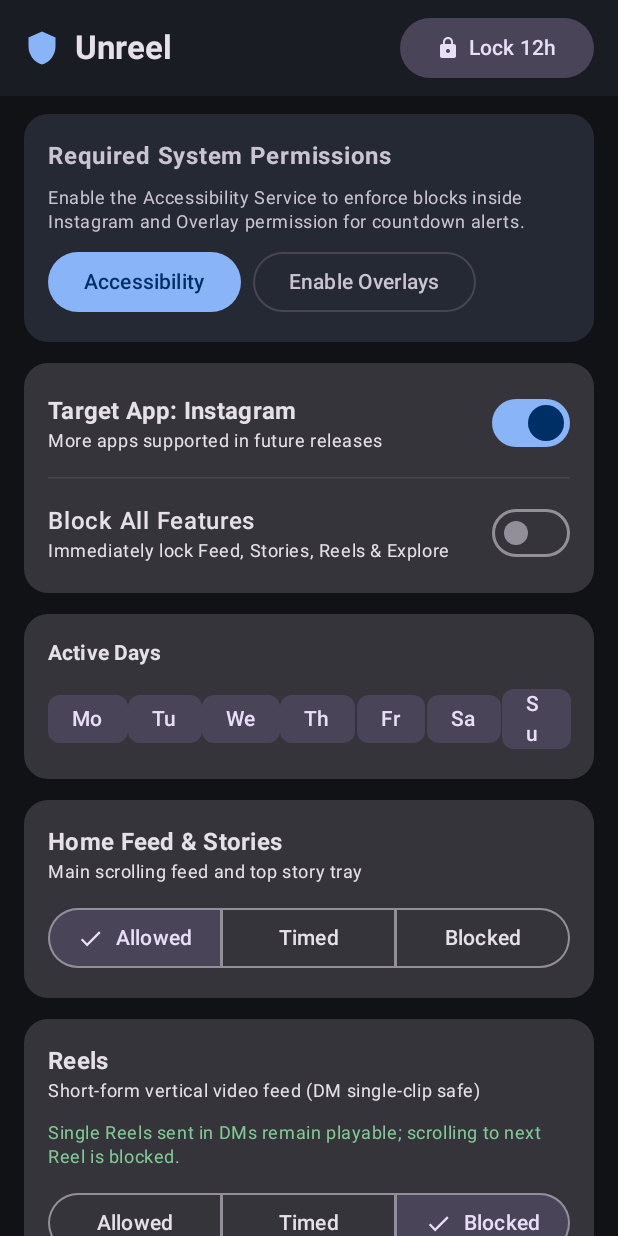
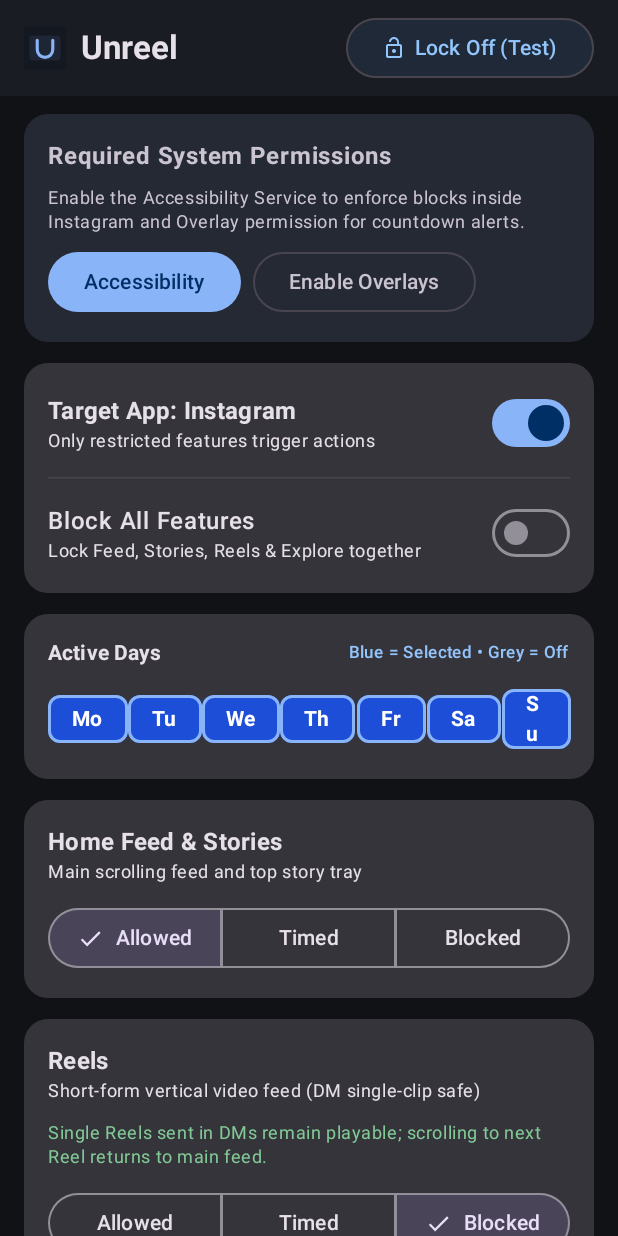
Before and after one commit to dobrien1795/unreel, an Android app built with Jetpack Compose: the screen it shows after launch (MainActivity), after a tap on "Allowed", on a phone screen of 412 x 824 dp. Run offline under Robolectric (Android 15) with nearby library versions, the phone set to English and light mode, and no system bars; 3 other taps on this screen came first.

Commit message:
Update Reels redirect, combined timer slider, U logo, test lock

```diff
--- a/app/build.gradle.kts
+++ b/app/build.gradle.kts
@@ -13,8 +13,8 @@ android {
         applicationId = "com.unreel.app"
         minSdk = 26
         targetSdk = 35
-        versionCode = 1
-        versionName = "1.0.0"
+        versionCode = 2
+        versionName = "1.1.0"
     }
 
     buildFeatures {
--- a/app/src/main/AndroidManifest.xml
+++ b/app/src/main/AndroidManifest.xml
@@ -12,6 +12,8 @@
     <application
         android:name=".UnreelApp"
         android:allowBackup="false"
+        android:icon="@mipmap/ic_launcher"
+        android:roundIcon="@mipmap/ic_launcher"
         android:label="Unreel"
         android:supportsRtl="true"
         android:theme="@android:style/Theme.Material.NoActionBar">
--- a/app/src/main/java/com/unreel/app/data/Models.kt
+++ b/app/src/main/java/com/unreel/app/data/Models.kt
@@ -36,26 +36,26 @@ data class AppPolicy(
     val rules: Map<AppFeature, FeatureRule> = mapOf(
         AppFeature.HOME_AND_STORIES to FeatureRule(
             feature = AppFeature.HOME_AND_STORIES,
-            mode = BlockMode.TIMED,
+            mode = BlockMode.ALLOW,
             sessionLimitMinutes = 15,
             dailyLimitMinutes = 60
         ),
         AppFeature.REELS to FeatureRule(
             feature = AppFeature.REELS,
             mode = BlockMode.BLOCK,
-            sessionLimitMinutes = 5,
-            dailyLimitMinutes = 15,
+            sessionLimitMinutes = 15,
+            dailyLimitMinutes = 60,
             allowSingleDmItem = true
         ),
         AppFeature.EXPLORE to FeatureRule(
             feature = AppFeature.EXPLORE,
-            mode = BlockMode.TIMED,
-            sessionLimitMinutes = 10,
-            dailyLimitMinutes = 20
+            mode = BlockMode.ALLOW,
+            sessionLimitMinutes = 15,
+            dailyLimitMinutes = 45
         )
     ),
     val settingsLockedUntilEpochMs: Long = 0L,
-    val strictLockMode: Boolean = true
+    val strictLockMode: Boolean = false
 )
 
 @Serializable
--- a/app/src/main/java/com/unreel/app/lock/UnlockProvider.kt
+++ b/app/src/main/java/com/unreel/app/lock/UnlockProvider.kt
@@ -12,14 +12,15 @@ interface UnlockProvider {
 class StrictTimeLockProvider : UnlockProvider {
 
     override fun canModifyPolicy(current: AppPolicy, proposed: AppPolicy, nowMs: Long): Boolean {
+        if (!current.strictLockMode) return true
         if (isMakingStricter(current, proposed)) return true
         return nowMs >= current.settingsLockedUntilEpochMs
     }
 
     override fun lockReason(current: AppPolicy, nowMs: Long): String? {
-        if (nowMs >= current.settingsLockedUntilEpochMs) return null
+        if (!current.strictLockMode || nowMs >= current.settingsLockedUntilEpochMs) return null
         val mins = ((current.settingsLockedUntilEpochMs - nowMs) / 60_000L) + 1
-        return "Settings locked for ${mins}m (NFC override coming in v2)."
+        return "Settings locked for ${mins}m."
     }
 
     private fun isMakingStricter(current: AppPolicy, proposed: AppPolicy): Boolean {
--- a/app/src/main/java/com/unreel/app/ui/DashboardScreen.kt
+++ b/app/src/main/java/com/unreel/app/ui/DashboardScreen.kt
@@ -3,20 +3,24 @@ package com.unreel.app.ui
 import android.content.Context
 import android.content.Intent
 import android.provider.Settings
+import androidx.compose.foundation.BorderStroke
+import androidx.compose.foundation.Image
 import androidx.compose.foundation.layout.*
 import androidx.compose.foundation.lazy.LazyColumn
 import androidx.compose.foundation.shape.RoundedCornerShape
 import androidx.compose.material.icons.Icons
-import androidx.compose.material.icons.filled.Lock
-import androidx.compose.material.icons.filled.Shield
+import androidx.compose.material.icons.filled.LockOpen
 import androidx.compose.material3.*
 import androidx.compose.runtime.*
 import androidx.compose.ui.Alignment
 import androidx.compose.ui.Modifier
+import androidx.compose.ui.graphics.Color
 import androidx.compose.ui.platform.LocalContext
+import androidx.compose.ui.res.painterResource
 import androidx.compose.ui.text.font.FontWeight
 import androidx.compose.ui.unit.dp
 import androidx.core.net.toUri
+import com.unreel.app.R
 import com.unreel.app.data.*
 import java.time.DayOfWeek
 import java.time.format.TextStyle
@@ -30,26 +34,35 @@ fun DashboardScreen(viewModel: MainViewModel) {
     val usage by viewModel.usageSnapshot.collectAsState()
     val lockMessage by viewModel.lockBannerMessage.collectAsState()
 
-    val isOverlayGranted = remember { mutableStateOf(Settings.canDrawOverlays(context)) }
+    val isOverlayGranted = remember(context) { mutableStateOf(Settings.canDrawOverlays(context)) }
+    val isLocked = policy.strictLockMode && System.currentTimeMillis() < policy.settingsLockedUntilEpochMs
 
     Scaffold(
         topBar = {
             TopAppBar(
                 title = {
                     Row(verticalAlignment = Alignment.CenterVertically) {
-                        Icon(Icons.Default.Shield, contentDescription = null, tint = MaterialTheme.colorScheme.primary)
+                        Image(
+                            painter = painterResource(id = R.drawable.ic_unreel_logo),
+                            contentDescription = "Unreel logo",
+                            modifier = Modifier.size(28.dp)
+                        )
                         Spacer(Modifier.width(10.dp))
                         Text("Unreel", fontWeight = FontWeight.Bold)
                     }
                 },
                 actions = {
-                    FilledTonalButton(
-                        onClick = { viewModel.lockSettingsForHours(12) },
-                        modifier = Modifier.padding(end = 12.dp)
+                    OutlinedButton(
+                        onClick = { viewModel.toggleLockMode() },
+                        modifier = Modifier.padding(end = 12.dp),
+                        colors = ButtonDefaults.outlinedButtonColors(
+                            containerColor = if (isLocked) Color(0xFF4A2525) else Color(0xFF1F2937),
+                            contentColor = if (isLocked) Color(0xFFFFB4AB) else Color(0xFF93C5FD)
+                        )
                     ) {
-                        Icon(Icons.Default.Lock, contentDescription = null, modifier = Modifier.size(16.dp))
+                        Icon(Icons.Default.LockOpen, contentDescription = null, modifier = Modifier.size(16.dp))
                         Spacer(Modifier.width(6.dp))
-                        Text("Lock 12h")
+                        Text(if (isLocked) "Locked (Test Off)" else "Lock Off (Test)")
                     }
                 }
             )
@@ -74,7 +87,7 @@ fun DashboardScreen(viewModel: MainViewModel) {
             if (lockMessage != null) {
                 item {
                     Card(
-                        colors = CardDefaults.cardColors(containerColor = MaterialTheme.colorScheme.errorContainer)
+                        colors = CardDefaults.cardColors(containerColor = MaterialTheme.colorScheme.secondaryContainer)
                     ) {
                         Row(
                             modifier = Modifier
@@ -85,7 +98,7 @@ fun DashboardScreen(viewModel: MainViewModel) {
                         ) {
                             Text(
                                 text = lockMessage!!,
-                                color = MaterialTheme.colorScheme.onErrorContainer,
+                                color = MaterialTheme.colorScheme.onSecondaryContainer,
                                 modifier = Modifier.weight(1f)
                             )
                             TextButton(onClick = { viewModel.clearMessage() }) {
@@ -106,7 +119,7 @@ fun DashboardScreen(viewModel: MainViewModel) {
                         ) {
                             Column {
                                 Text("Target App: Instagram", style = MaterialTheme.typography.titleMedium, fontWeight = FontWeight.Bold)
-                                Text("More apps supported in future releases", style = MaterialTheme.typography.bodySmall)
+                                Text("Only restricted features trigger actions", style = MaterialTheme.typography.bodySmall)
                             }
                             Switch(
                                 checked = policy.enabled,
@@ -123,7 +136,7 @@ fun DashboardScreen(viewModel: MainViewModel) {
                         ) {
                             Column(Modifier.weight(1f)) {
                                 Text("Block All Features", fontWeight = FontWeight.SemiBold)
-                                Text("Immediately lock Feed, Stories, Reels & Explore", style = MaterialTheme.typography.bodySmall)
+                                Text("Lock Feed, Stories, Reels & Explore together", style = MaterialTheme.typography.bodySmall)
                             }
                             Switch(
                                 checked = policy.blockAllFeatures,
@@ -137,7 +150,18 @@ fun DashboardScreen(viewModel: MainViewModel) {
             item {
                 Card(shape = RoundedCornerShape(16.dp)) {
                     Column(Modifier.padding(16.dp), verticalArrangement = Arrangement.spacedBy(10.dp)) {
-                        Text("Active Days", style = MaterialTheme.typography.titleSmall, fontWeight = FontWeight.Bold)
+                        Row(
+                            modifier = Modifier.fillMaxWidth(),
+                            horizontalArrangement = Arrangement.SpaceBetween,
+                            verticalAlignment = Alignment.CenterVertically
+                        ) {
+                            Text("Active Days", style = MaterialTheme.typography.titleSmall, fontWeight = FontWeight.Bold)
+                            Text(
+                                "Blue = Selected • Grey = Off",
+                                style = MaterialTheme.typography.labelSmall,
+                                color = Color(0xFF93C5FD)
+                            )
+                        }
                         Row(
                             modifier = Modifier.fillMaxWidth(),
                             horizontalArrangement = Arrangement.SpaceBetween
@@ -148,8 +172,21 @@ fun DashboardScreen(viewModel: MainViewModel) {
                                     selected = selected,
                                     onClick = { viewModel.toggleDay(day) },
                                     label = {
-                                        Text(day.getDisplayName(TextStyle.SHORT, Locale.getDefault()).take(2))
-                                    }
+                                        Text(
+                                            text = day.getDisplayName(TextStyle.SHORT, Locale.getDefault()).take(2),
+                                            fontWeight = if (selected) FontWeight.Bold else FontWeight.Normal
+                                        )
+                                    },
+                                    border = BorderStroke(
+                                        width = if (selected) 1.5.dp else 1.dp,
+                                        color = if (selected) Color(0xFF8AB4F8) else Color(0xFF475569)
+                                    ),
+                                    colors = FilterChipDefaults.filterChipColors(
+                                        selectedContainerColor = Color(0xFF1D4ED8),
+                                        selectedLabelColor = Color.White,
+                                        containerColor = Color(0xFF1E222B),
+                                        labelColor = Color(0xFF94A3B8)
+                                    )
                                 )
                             }
                         }
@@ -245,7 +282,7 @@ private fun FeatureControlCard(
 
             if (feature == AppFeature.REELS) {
                 Text(
-                    "Single Reels sent in DMs remain playable; scrolling to next Reel is blocked.",
+                    "Single Reels sent in DMs remain playable; scrolling to next Reel returns to main feed.",
                     style = MaterialTheme.typography.bodySmall,
                     color = MaterialTheme.colorScheme.secondary
                 )
@@ -265,20 +302,21 @@ private fun FeatureControlCard(
             }
 
             if (rule.mode == BlockMode.TIMED && !disabledByMaster) {
+                val combinedMinutes = rule.sessionLimitMinutes.coerceIn(5, 60)
+                val syncedDailyMinutes = (combinedMinutes * 3).coerceIn(15, 180)
                 Column(verticalArrangement = Arrangement.spacedBy(6.dp)) {
-                    Text("Session Limit: ${rule.sessionLimitMinutes} min at a time", style = MaterialTheme.typography.bodySmall)
+                    Text(
+                        text = "Session & Daily Timer: ${combinedMinutes}m session / ${syncedDailyMinutes}m daily",
+                        style = MaterialTheme.typography.bodySmall
+                    )
                     Slider(
-                        value = rule.sessionLimitMinutes.toFloat(),
-                        onValueChange = { onTimerChange(it.toInt(), rule.dailyLimitMinutes) },
+                        value = combinedMinutes.toFloat(),
+                        onValueChange = { selected ->
+                            val sessionVal = selected.toInt().coerceIn(5, 60)
+                            val dailyVal = (sessionVal * 3).coerceIn(15, 180)
+                            onTimerChange(sessionVal, dailyVal)
+                        },
                         valueRange = 5f..60f,
-                        steps = 10
-                    )
-
-                    Text("Daily Total Cap: ${rule.dailyLimitMinutes} min / day", style = MaterialTheme.typography.bodySmall)
-                    Slider(
-                        value = rule.dailyLimitMinutes.toFloat(),
-                        onValueChange = { onTimerChange(rule.sessionLimitMinutes, it.toInt()) },
-                        valueRange = 15f..180f,
                         steps = 10
                     )
                 }
--- /dev/null
+++ b/app/src/main/res/drawable/ic_launcher.xml
@@ -0,0 +1,3 @@
+<?xml version="1.0" encoding="utf-8"?>
+<bitmap xmlns:android="http://schemas.android.com/apk/res/android"
+    android:src="@drawable/ic_unreel_logo" />
--- /dev/null
+++ b/app/src/main/res/drawable/ic_unreel_logo.xml
@@ -0,0 +1,20 @@
+<?xml version="1.0" encoding="utf-8"?>
+<vector xmlns:android="http://schemas.android.com/apk/res/android"
+    android:width="108dp"
+    android:height="108dp"
+    android:viewportWidth="108"
+    android:viewportHeight="108">
+    <path
+        android:fillColor="#141821"
+        android:pathData="M0,0h108v108h-108z" />
+    <path
+        android:fillColor="#1E2534"
+        android:pathData="M22,22h64a8,8 0 0,1 8,8v48a8,8 0 0,1 -8,8h-64a8,8 0 0,1 -8,-8v-48a8,8 0 0,1 8,-8z" />
+    <path
+        android:strokeColor="#8AB4F8"
+        android:strokeWidth="8"
+        android:strokeLineCap="round"
+        android:strokeLineJoin="round"
+        android:fillColor="#00000000"
+        android:pathData="M34,34 L34,58 C34,69.0457 42.9543,78 54,78 C65.0457,78 74,69.0457 74,58 L74,34" />
+</vector>
--- /dev/null
+++ b/app/src/main/res/mipmap-anydpi-v26/ic_launcher.xml
@@ -0,0 +1,5 @@
+<?xml version="1.0" encoding="utf-8"?>
+<adaptive-icon xmlns:android="http://schemas.android.com/apk/res/android">
+    <background android:drawable="@drawable/ic_unreel_logo" />
+    <foreground android:drawable="@drawable/ic_unreel_logo" />
+</adaptive-icon>
--- a/app/src/main/res/xml/accessibility_service_config.xml
+++ b/app/src/main/res/xml/accessibility_service_config.xml
@@ -5,5 +5,5 @@
     android:accessibilityFlags="flagDefault|flagReportViewIds|flagRetrieveInteractiveWindows"
     android:canRetrieveWindowContent="true"
     android:description="@string/accessibility_service_description"
-    android:notificationTimeout="50"
+    android:notificationTimeout="80"
     android:packageNames="com.instagram.android" />
```
Also changed, not shown: app/src/main/java/com/unreel/app/data/UsageTracker.kt (+17 -10 lines), app/src/main/java/com/unreel/app/service/InstagramSurfaceDetector.kt (+17 -9 lines), app/src/main/java/com/unreel/app/service/OverlayAlertManager.kt (+12 -9 lines), app/src/main/java/com/unreel/app/service/UnreelAccessibilityService.kt (+73 -9 lines), app/src/main/java/com/unreel/app/ui/MainViewModel.kt (+21 -4 lines), 1 other file.
